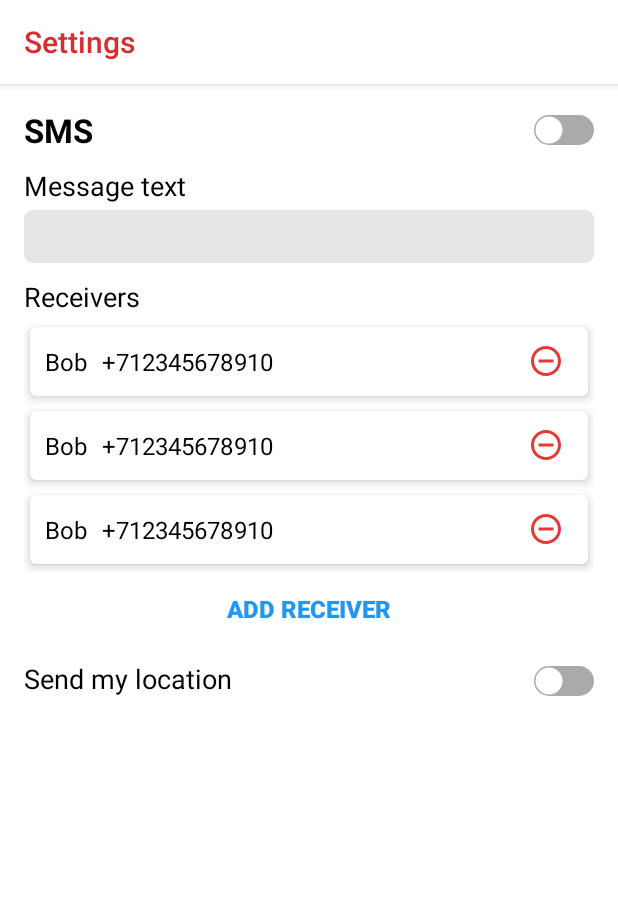
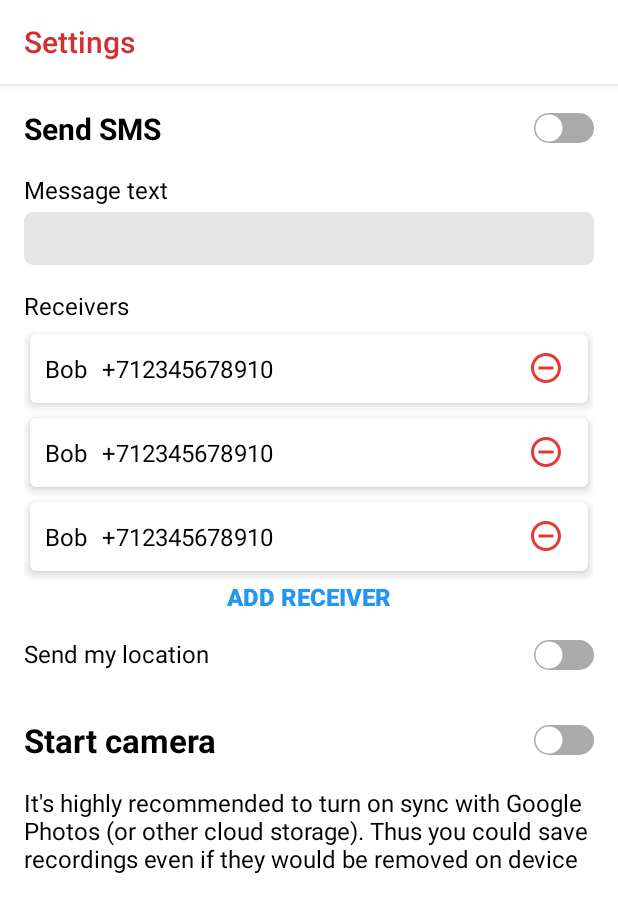
Before and after one commit to EugeneTheDev/InTroubleApp, an Android app: the layout fragment_settings.xml on its own in the app's theme, with its tools: preview values and no code run, on a phone screen of 412 x 824 dp. Shown: the top 913 px of the screen. Run offline under Robolectric (Android 15) with nearby library versions, the phone set to English and light mode, and no system bars.

Commit message:
Add camera and improve ui

```diff
--- a/app/src/main/java/com/eugenethedev/introubleapp/data/SettingsRepository.kt
+++ b/app/src/main/java/com/eugenethedev/introubleapp/data/SettingsRepository.kt
@@ -62,4 +62,10 @@ class SettingsRepository @Inject constructor(
         }
     }
 
+    override suspend fun toggleCamera(isEnabled: Boolean) {
+        realm.executeTransaction {
+            settings.cameraSettings!!.isEnabled = isEnabled
+        }
+    }
+
 }
--- a/app/src/main/java/com/eugenethedev/introubleapp/domain/entities/Entities.kt
+++ b/app/src/main/java/com/eugenethedev/introubleapp/domain/entities/Entities.kt
@@ -4,7 +4,8 @@ import io.realm.RealmList
 import io.realm.RealmObject
 
 open class Settings (
-    var smsSetting: SmsSetting? = SmsSetting()
+    var smsSetting: SmsSetting? = SmsSetting(),
+    var cameraSettings: CameraSettings? = CameraSettings()
 ) : RealmObject()
 
 open class SmsSetting (
@@ -18,3 +19,7 @@ open class Receiver (
     var name: String = "",
     var number: String = ""
 ) : RealmObject()
+
+open class CameraSettings(
+    var isEnabled: Boolean = false
+) : RealmObject()
--- a/app/src/main/java/com/eugenethedev/introubleapp/domain/repository/ISettingsRepository.kt
+++ b/app/src/main/java/com/eugenethedev/introubleapp/domain/repository/ISettingsRepository.kt
@@ -10,5 +10,6 @@ interface ISettingsRepository {
     suspend fun removeReceiver(receiver: Receiver)
     suspend fun changeMessageText(messageText: String)
     suspend fun toggleLocation(isEnabled: Boolean)
+    suspend fun toggleCamera(isEnabled: Boolean)
     suspend fun flush()
 }
--- a/app/src/main/java/com/eugenethedev/introubleapp/presentation/alert/AlertFragment.kt
+++ b/app/src/main/java/com/eugenethedev/introubleapp/presentation/alert/AlertFragment.kt
@@ -2,14 +2,17 @@ package com.eugenethedev.introubleapp.presentation.alert
 
 import android.Manifest
 import android.content.Context
+import android.content.Intent
 import android.location.Location
 import android.os.Bundle
+import android.provider.MediaStore
 import android.telephony.SmsManager
 import android.view.LayoutInflater
 import android.view.View
 import android.view.ViewGroup
 import android.view.animation.AlphaAnimation
 import android.view.animation.Animation
+import android.widget.Toast
 import androidx.navigation.fragment.findNavController
 import com.arellomobile.mvp.MvpAppCompatFragment
 import com.arellomobile.mvp.presenter.InjectPresenter
@@ -81,7 +84,12 @@ class AlertFragment : MvpAppCompatFragment(), AlertView {
         }
     }
 
+    override fun startCamera() {
+        startActivity(Intent(MediaStore.INTENT_ACTION_VIDEO_CAMERA))
+    }
+
     override fun setAfterAlertText() {
+        Toast.makeText(requireContext(), R.string.alert_after_click_text, Toast.LENGTH_SHORT).show()
         alertText.startAnimation(anim)
         anim.setAnimationListener(object : Animation.AnimationListener {
             override fun onAnimationEnd(animation: Animation?) { }
--- a/app/src/main/java/com/eugenethedev/introubleapp/presentation/alert/AlertPresenter.kt
+++ b/app/src/main/java/com/eugenethedev/introubleapp/presentation/alert/AlertPresenter.kt
@@ -50,6 +50,10 @@ class AlertPresenter @Inject constructor(
             }
         }
 
+        if (settings.cameraSettings!!.isEnabled) {
+            viewState.startCamera()
+        }
+
         viewState.setAfterAlertText()
         delay(4000)
         viewState.setScreenText()
--- a/app/src/main/java/com/eugenethedev/introubleapp/presentation/alert/AlertView.kt
+++ b/app/src/main/java/com/eugenethedev/introubleapp/presentation/alert/AlertView.kt
@@ -16,4 +16,7 @@ interface AlertView : MvpView {
 
     @StateStrategyType(OneExecutionStateStrategy::class)
     fun setAfterAlertText()
+
+    @StateStrategyType(OneExecutionStateStrategy::class)
+    fun startCamera()
 }
--- a/app/src/main/java/com/eugenethedev/introubleapp/presentation/settings/SettingsFragment.kt
+++ b/app/src/main/java/com/eugenethedev/introubleapp/presentation/settings/SettingsFragment.kt
@@ -91,6 +91,10 @@ class SettingsFragment : MvpAppCompatFragment(), SettingsView {
             }
         }
 
+        cameraToggle.setOnCheckedChangeListener { _, isChecked ->
+            settingsPresenter.onToggleCamera(isChecked)
+        }
+
         settingsPresenter.onCreate()
     }
 
@@ -178,6 +182,11 @@ class SettingsFragment : MvpAppCompatFragment(), SettingsView {
         messageEditText.text = SpannableStringBuilder(messageText)
     }
 
+    override fun setCameraToggleState(isChecked: Boolean) {
+        cameraToggle.isChecked = isChecked
+        cameraToggle.jumpDrawablesToCurrentState()
+    }
+
     override fun makeVisible() {
         settingsNestedScrollView.visibility = View.VISIBLE
     }
--- a/app/src/main/java/com/eugenethedev/introubleapp/presentation/settings/SettingsPresenter.kt
+++ b/app/src/main/java/com/eugenethedev/introubleapp/presentation/settings/SettingsPresenter.kt
@@ -17,12 +17,15 @@ class SettingsPresenter @Inject constructor(
 
     fun onCreate() = launch {
         val settings = settingsRepository.getSettings()
-        settings.smsSetting?.let {
+        settings.smsSetting!!.let {
             viewState.setSmsToggleState(it.isEnabled)
             viewState.setupReceiversList(it.receivers)
             viewState.setMessageText(it.messageText)
             viewState.setLocationToggleState(it.isLocationEnabled)
         }
+
+        viewState.setCameraToggleState(settings.cameraSettings!!.isEnabled)
+
         viewState.makeVisible()
     }
 
@@ -46,6 +49,10 @@ class SettingsPresenter @Inject constructor(
         settingsRepository.toggleLocation(isChecked)
     }
 
+    fun onToggleCamera(isChecked: Boolean) = launch {
+        settingsRepository.toggleCamera(isChecked)
+    }
+
     override fun onDestroy() {
         launch {
             settingsRepository.flush()
--- a/app/src/main/java/com/eugenethedev/introubleapp/presentation/settings/SettingsView.kt
+++ b/app/src/main/java/com/eugenethedev/introubleapp/presentation/settings/SettingsView.kt
@@ -21,5 +21,8 @@ interface SettingsView : MvpView {
     fun setupReceiversList(receivers: RealmList<Receiver>)
 
     @StateStrategyType(AddToEndSingleStrategy::class)
+    fun setCameraToggleState(isChecked: Boolean)
+
+    @StateStrategyType(AddToEndSingleStrategy::class)
     fun makeVisible()
 }
--- a/app/src/main/res/layout/fragment_settings.xml
+++ b/app/src/main/res/layout/fragment_settings.xml
@@ -4,8 +4,8 @@
     xmlns:tools="http://schemas.android.com/tools"
     android:layout_width="match_parent"
     android:layout_height="match_parent"
-    android:orientation="vertical"
-    android:background="@android:color/white">
+    android:background="@android:color/white"
+    android:orientation="vertical">
 
     <com.google.android.material.appbar.AppBarLayout
         android:id="@+id/settingsAppBar"
@@ -18,7 +18,7 @@
             android:layout_width="match_parent"
             android:layout_height="wrap_content"
             app:title="@string/settings_title"
-            app:titleTextColor="@color/colorPrimaryDark"/>
+            app:titleTextColor="@color/colorPrimaryDark" />
     </com.google.android.material.appbar.AppBarLayout>
 
     <androidx.core.widget.NestedScrollView
@@ -28,54 +28,60 @@
         android:fillViewport="true"
         android:visibility="invisible"
         tools:visibility="visible">
+
         <LinearLayout
             android:layout_width="match_parent"
             android:layout_height="match_parent"
-            android:paddingStart="16dp"
-            android:paddingEnd="16dp"
-            android:paddingTop="16dp"
             android:orientation="vertical">
 
             <LinearLayout
                 android:layout_width="match_parent"
+                android:layout_height="match_parent"
+                android:orientation="vertical"
+                android:layout_marginStart="@dimen/settings_item_margin"
+                android:layout_marginTop="@dimen/settings_item_margin"
+                android:layout_marginEnd="@dimen/settings_item_margin">
+
+                <LinearLayout
+                    android:layout_width="match_parent"
                     android:layout_height="wrap_content"
-                android:orientation="horizontal"
-                android:gravity="center">
+                    android:gravity="center"
+                    android:orientation="horizontal">
 
                     <TextView
                         android:layout_width="wrap_content"
                         android:layout_height="wrap_content"
                         android:text="@string/sms_title"
                         android:textColor="@android:color/black"
-                    android:textSize="22sp"
-                    android:textStyle="bold"/>
+                        android:textSize="@dimen/settings_title_size"
+                        android:textStyle="bold" />
 
                     <View
                         android:layout_width="0dp"
                         android:layout_height="0dp"
-                    android:layout_weight="1"/>
+                        android:layout_weight="1" />
 
                     <androidx.appcompat.widget.SwitchCompat
                         android:id="@+id/smsToggle"
                         android:layout_width="wrap_content"
                         android:layout_height="wrap_content"
                         android:thumb="@drawable/thumb_selector"
-                    app:track="@drawable/track_selector"/>
+                        app:track="@drawable/track_selector" />
 
                 </LinearLayout>
 
                 <LinearLayout
                     android:layout_width="match_parent"
                     android:layout_height="wrap_content"
-                android:orientation="vertical"
-                android:layout_marginTop="10dp">
+                    android:layout_marginTop="@dimen/settings_item_margin"
+                    android:orientation="vertical">
 
                     <TextView
                         android:layout_width="wrap_content"
                         android:layout_height="wrap_content"
                         android:text="@string/message_text"
                         android:textColor="@android:color/black"
-                    android:textSize="18sp"/>
+                        android:textSize="@dimen/settings_item_text_size" />
 
                     <com.google.android.material.textfield.TextInputEditText
                         android:id="@+id/messageEditText"
@@ -88,22 +94,22 @@
                         android:paddingTop="5dp"
                         android:paddingEnd="8dp"
                         android:paddingBottom="8dp"
-                    android:textSize="16sp"/>
+                        android:textSize="16sp" />
 
                 </LinearLayout>
 
                 <LinearLayout
                     android:layout_width="match_parent"
                     android:layout_height="wrap_content"
-                android:orientation="vertical"
-                android:layout_marginTop="10dp">
+                    android:layout_marginTop="@dimen/settings_item_margin"
+                    android:orientation="vertical">
 
                     <TextView
                         android:layout_width="wrap_content"
                         android:layout_height="wrap_content"
                         android:text="@string/receivers"
                         android:textColor="@android:color/black"
-                    android:textSize="18sp"/>
+                        android:textSize="@dimen/settings_item_text_size" />
 
                     <androidx.recyclerview.widget.RecyclerView
                         android:id="@+id/receiversList"
@@ -111,52 +117,101 @@
                         android:layout_height="wrap_content"
                         android:layout_marginTop="4dp"
                         app:layoutManager="androidx.recyclerview.widget.LinearLayoutManager"
-                    tools:listitem="@layout/item_receiver"
-                    tools:itemCount="3"/>
+                        tools:itemCount="3"
+                        tools:listitem="@layout/item_receiver" />
 
                     <Button
                         android:id="@+id/addReceiverButton"
                         android:layout_width="wrap_content"
                         android:layout_height="wrap_content"
+                        android:layout_gravity="center"
+                        android:minHeight="0dp"
+                        android:background="@null"
+                        android:clickable="true"
+                        android:focusable="true"
                         android:text="@string/add_receiver"
-                    android:background="@null"
-                    android:layout_gravity="center"
+                        android:textColor="@color/text_action_color"
                         android:textSize="16sp"
-                    android:textStyle="bold"
-                    android:textColor="@color/text_action_color"
-                    android:focusable="true"
-                    android:clickable="true"/>
+                        android:textStyle="bold" />
 
                 </LinearLayout>
 
                 <LinearLayout
                     android:layout_width="match_parent"
                     android:layout_height="wrap_content"
-                android:orientation="horizontal"
-                android:layout_marginTop="10dp">
+                    android:layout_marginTop="@dimen/settings_item_margin"
+                    android:orientation="horizontal">
 
                     <TextView
                         android:layout_width="wrap_content"
                         android:layout_height="wrap_content"
                         android:text="@string/location_title"
                         android:textColor="@android:color/black"
-                    android:textSize="18sp"/>
+                        android:textSize="@dimen/settings_item_text_size" />
 
                     <View
                         android:layout_width="0dp"
                         android:layout_height="0dp"
-                        android:layout_weight="1"/>
+                        android:layout_weight="1" />
 
                     <androidx.appcompat.widget.SwitchCompat
                         android:id="@+id/locationToggle"
                         android:layout_width="wrap_content"
                         android:layout_height="wrap_content"
                         android:thumb="@drawable/thumb_selector"
-                        app:track="@drawable/track_selector"/>
+                        app:track="@drawable/track_selector" />
 
                 </LinearLayout>
 
             </LinearLayout>
-    </androidx.core.widget.NestedScrollView>
+
+            <LinearLayout
+                android:layout_width="match_parent"
+                android:layout_height="match_parent"
+                android:orientation="vertical"
+                android:layout_marginStart="@dimen/settings_item_margin"
+                android:layout_marginTop="@dimen/settings_block_margin"
+                android:layout_marginEnd="@dimen/settings_item_margin">
+
+                <LinearLayout
+                    android:layout_width="match_parent"
+                    android:layout_height="wrap_content"
+                    android:gravity="center"
+                    android:orientation="horizontal">
+
+                    <TextView
+                        android:layout_width="wrap_content"
+                        android:layout_height="wrap_content"
+                        android:text="@string/camera_title"
+                        android:textColor="@android:color/black"
+                        android:textSize="22sp"
+                        android:textStyle="bold" />
+
+                    <View
+                        android:layout_width="0dp"
+                        android:layout_height="0dp"
+                        android:layout_weight="1" />
+
+                    <androidx.appcompat.widget.SwitchCompat
+                        android:id="@+id/cameraToggle"
+                        android:layout_width="wrap_content"
+                        android:layout_height="wrap_content"
+                        android:thumb="@drawable/thumb_selector"
+                        app:track="@drawable/track_selector" />
 
                 </LinearLayout>
+
+                <TextView
+                    android:layout_width="wrap_content"
+                    android:layout_height="wrap_content"
+                    android:text="@string/camera_description"
+                    android:layout_marginTop="@dimen/settings_item_text_size"
+                    android:textColor="@android:color/black"
+                    android:textSize="16sp" />
+
+            </LinearLayout>
+
+        </LinearLayout>
+
+    </androidx.core.widget.NestedScrollView>
+</LinearLayout>
--- /dev/null
+++ b/app/src/main/res/values/dimens.xml
@@ -0,0 +1,7 @@
+<?xml version="1.0" encoding="utf-8"?>
+<resources>
+    <dimen name="settings_block_margin">32dp</dimen>
+    <dimen name="settings_item_margin">16dp</dimen>
+    <dimen name="settings_title_size">20sp</dimen>
+    <dimen name="settings_item_text_size">16sp</dimen>
+</resources>
--- a/app/src/main/res/values/strings.xml
+++ b/app/src/main/res/values/strings.xml
@@ -7,7 +7,7 @@
     <string name="settings_button_description">Settings button</string>
 
     <string name="settings_title">Settings</string>
-    <string name="sms_title">SMS</string>
+    <string name="sms_title">Send SMS</string>
     <string name="message_text">Message text</string>
     <string name="receivers">Receivers</string>
     <string name="add_receiver">ADD RECEIVER</string>
@@ -18,4 +18,7 @@
     <string name="name_hint">Name</string>
     <string name="number_hint">Number</string>
 
+    <string name="camera_title">Start camera</string>
+    <string name="camera_description">It\'s highly recommended to turn on sync with Google Photos (or other cloud storage). Thus you could save recordings even if they would be removed on device</string>
+
 </resources>
```
Lines whose indentation alone changed are shown as unchanged.
